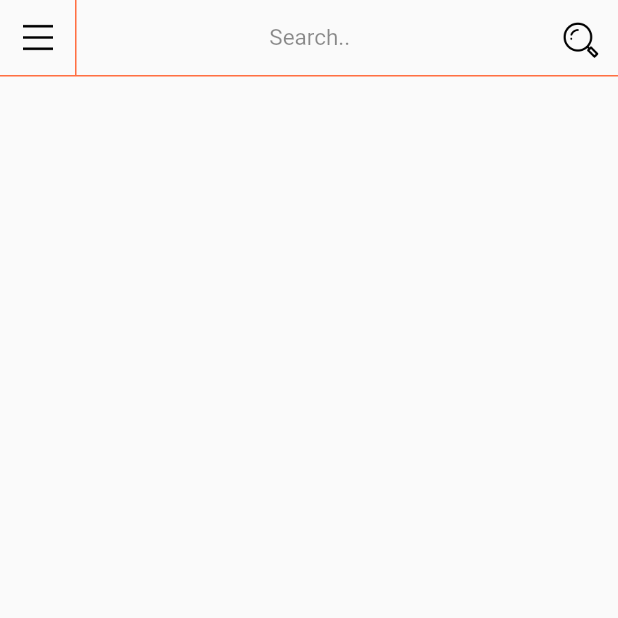
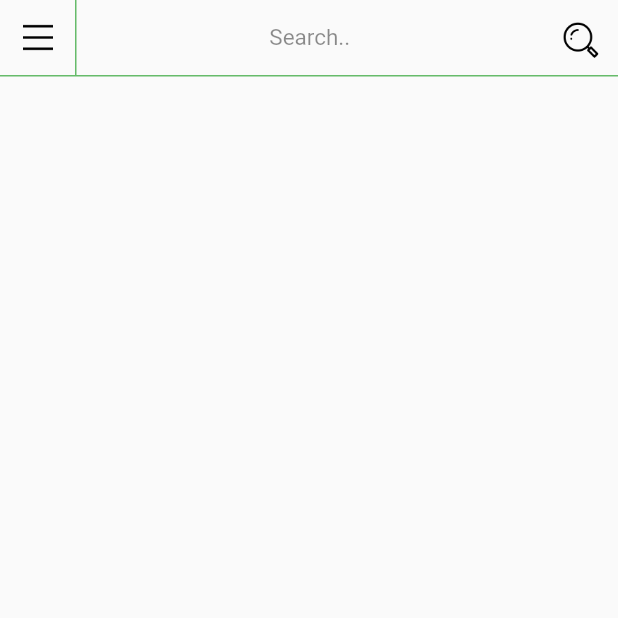
Before and after one commit to lafared/movie_mark, a Flutter app: the screen it shows after launch, on a phone screen of 412 x 824 dp, the top half of it. Run offline on Flutter 3.47's test engine with Material 2 defaults, Android fonts, the phone set to English and light mode, and no system bars; our stand-ins replace cached_network_image, dio, lottie, retrofit, tab_indicator_styler; generated files the repository leaves out were written again.

Commit message:
앱 메인컬러 변경

```diff
--- a/lib/app_color.dart
+++ b/lib/app_color.dart
@@ -1,6 +1,6 @@
 import 'package:flutter/material.dart';
 
 class AppColor {
-  Color mainColor = Colors.deepOrange[400];
+  Color mainColor = Colors.green[400];
   Color lightColor = Colors.deepOrange[200];
 }
```
